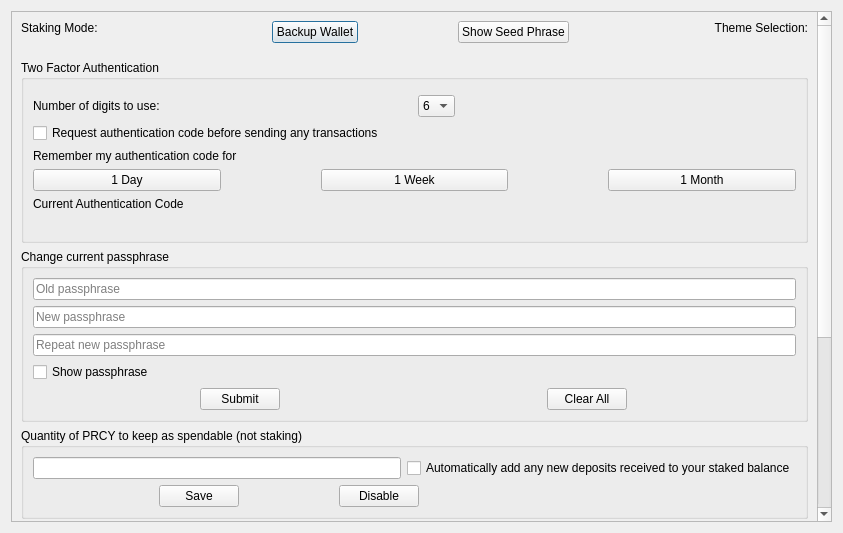
Old version of the form src/qt/forms/optionspage.ui in the repository nashsclay/DAPSCoin.
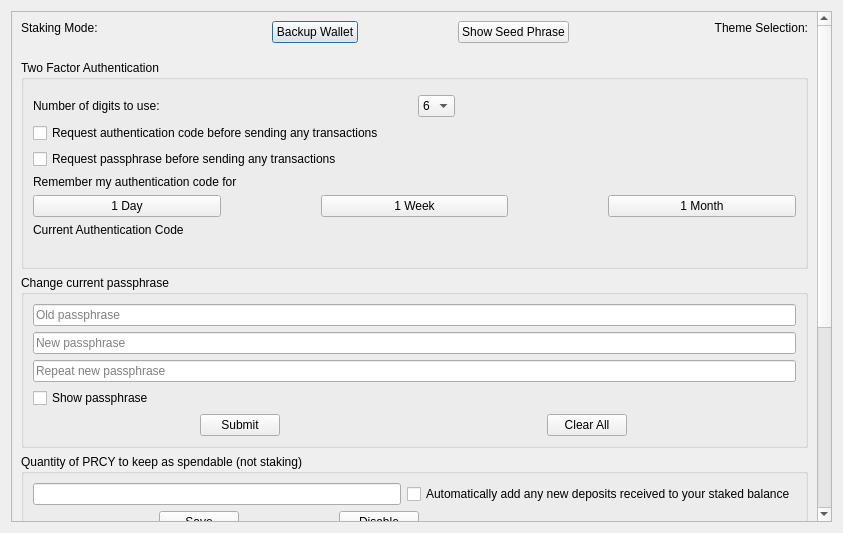
New version of the form. Custom widgets are drawn as their Qt base class.

Commit message: [Qt] "Request passphrase before sending any transactions" setting

The edit to the form file:
```diff
--- a/src/qt/forms/optionspage.ui
+++ b/src/qt/forms/optionspage.ui
@@ -271,6 +271,13 @@
               </property>
              </widget>
             </item>
+            <item>
+             <widget class="QCheckBox" name="alwaysRequestPassphrase">
+              <property name="text">
+               <string>Request passphrase before sending any transactions</string>
+              </property>
+             </widget>
+            </item>
             <item>
              <widget class="QLabel" name="label_3">
               <property name="text">
```
The commit also changes 3 other files.
